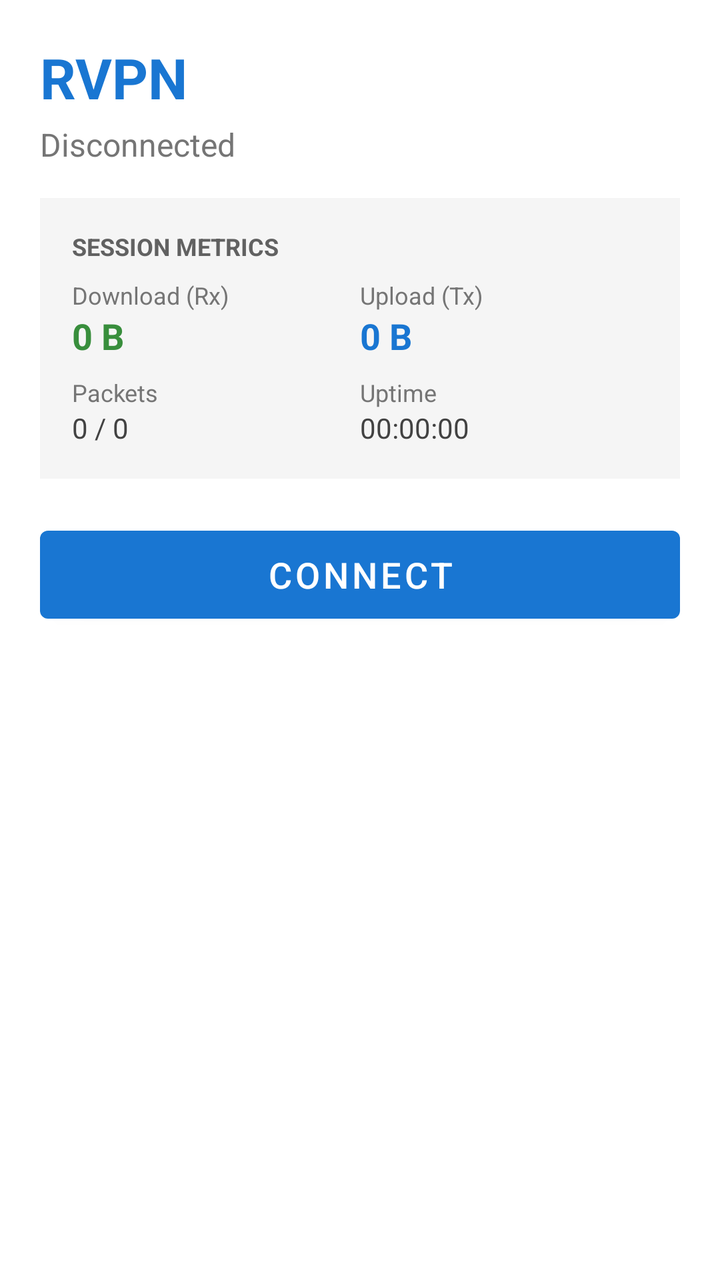
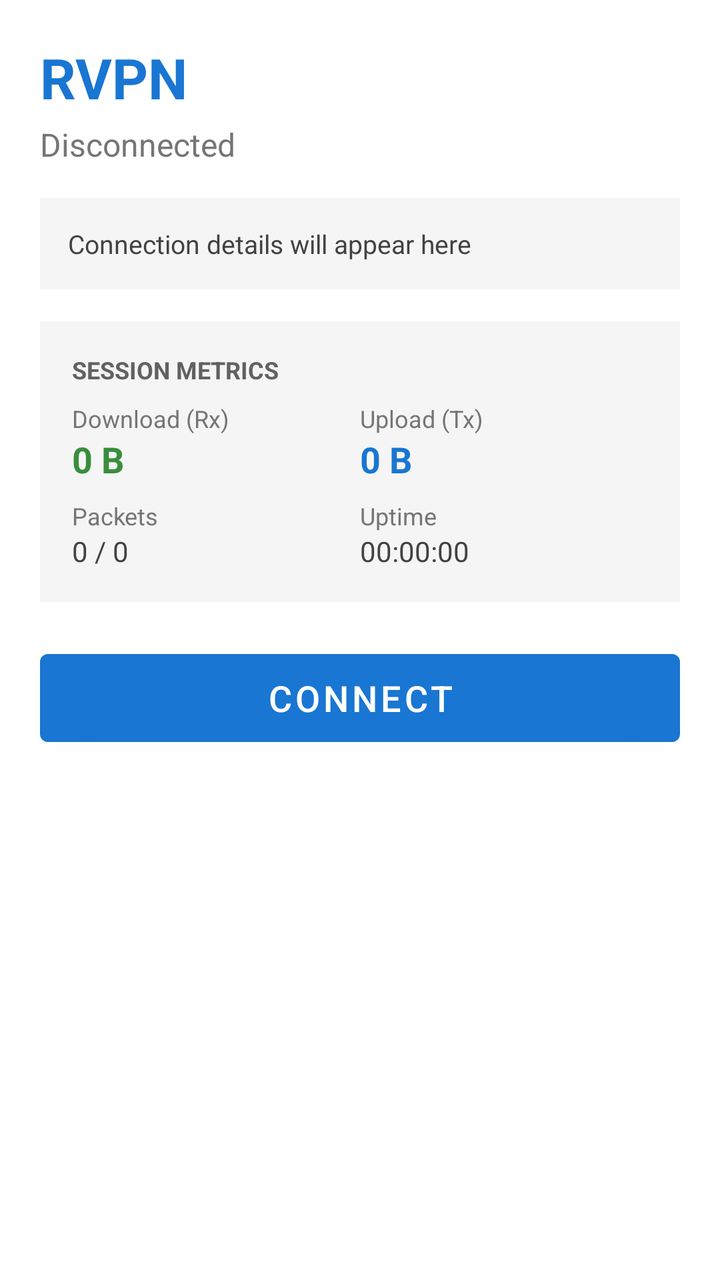

Screens rendered from an Android XML layout before and after an edit, with the pre-edit source and the edit as a unified diff.
<!-- AndroidManifest.xml: application theme Theme.RvpnClient -->
<!-- res/layout/section_main.xml -->
<?xml version="1.0" encoding="utf-8"?>
<ScrollView xmlns:android="http://schemas.android.com/apk/res/android"
    android:layout_width="match_parent"
    android:layout_height="match_parent"
    android:padding="20dp"
    android:fillViewport="true">

    <LinearLayout
        android:layout_width="match_parent"
        android:layout_height="wrap_content"
        android:orientation="vertical">

        <TextView
            android:layout_width="wrap_content"
            android:layout_height="wrap_content"
            android:text="@string/app_name"
            android:textSize="28sp"
            android:textStyle="bold"
            android:textColor="#1976D2"
            android:layout_marginBottom="4dp" />

        <TextView
            android:id="@+id/statusText"
            android:layout_width="wrap_content"
            android:layout_height="wrap_content"
            android:text="Disconnected"
            android:textSize="16sp"
            android:textColor="#757575"
            android:layout_marginBottom="16dp" />

        <LinearLayout
            android:layout_width="match_parent"
            android:layout_height="wrap_content"
            android:orientation="vertical"
            android:background="#F5F5F5"
            android:padding="16dp"
            android:layout_marginBottom="20dp">

            <TextView
                android:layout_width="wrap_content"
                android:layout_height="wrap_content"
                android:text="SESSION METRICS"
                android:textSize="12sp"
                android:textStyle="bold"
                android:textColor="#616161"
                android:layout_marginBottom="8dp" />

            <LinearLayout
                android:layout_width="match_parent"
                android:layout_height="wrap_content"
                android:orientation="horizontal">

                <LinearLayout
                    android:layout_width="0dp"
                    android:layout_height="wrap_content"
                    android:layout_weight="1"
                    android:orientation="vertical">
                    <TextView android:layout_width="wrap_content"
                        android:layout_height="wrap_content"
                        android:text="Download (Rx)" android:textSize="12sp"
                        android:textColor="#757575" />
                    <TextView android:id="@+id/statsRxText" android:layout_width="wrap_content"
                        android:layout_height="wrap_content" android:text="0 B"
                        android:textSize="18sp"
                        android:textStyle="bold" android:textColor="#388E3C" />
                </LinearLayout>

                <LinearLayout
                    android:layout_width="0dp"
                    android:layout_height="wrap_content"
                    android:layout_weight="1"
                    android:orientation="vertical">
                    <TextView android:layout_width="wrap_content"
                        android:layout_height="wrap_content"
                        android:text="Upload (Tx)" android:textSize="12sp"
                        android:textColor="#757575" />
                    <TextView android:id="@+id/statsTxText" android:layout_width="wrap_content"
                        android:layout_height="wrap_content" android:text="0 B"
                        android:textSize="18sp"
                        android:textStyle="bold" android:textColor="#1976D2" />
                </LinearLayout>
            </LinearLayout>

            <LinearLayout
                android:layout_width="match_parent"
                android:layout_height="wrap_content"
                android:orientation="horizontal"
                android:layout_marginTop="8dp">

                <LinearLayout
                    android:layout_width="0dp"
                    android:layout_height="wrap_content"
                    android:layout_weight="1"
                    android:orientation="vertical">
                    <TextView android:layout_width="wrap_content"
                        android:layout_height="wrap_content"
                        android:text="Packets" android:textSize="12sp" android:textColor="#757575" />
                    <TextView android:id="@+id/statsPacketsText" android:layout_width="wrap_content"
                        android:layout_height="wrap_content" android:text="0 / 0"
                        android:textSize="14sp"
                        android:textColor="#424242" />
                </LinearLayout>

                <LinearLayout
                    android:layout_width="0dp"
                    android:layout_height="wrap_content"
                    android:layout_weight="1"
                    android:orientation="vertical">
                    <TextView android:layout_width="wrap_content"
                        android:layout_height="wrap_content"
                        android:text="Uptime" android:textSize="12sp" android:textColor="#757575" />
                    <TextView android:id="@+id/statsUptimeText" android:layout_width="wrap_content"
                        android:layout_height="wrap_content" android:text="00:00:00"
                        android:textSize="14sp"
                        android:textColor="#424242" />
                </LinearLayout>
            </LinearLayout>
        </LinearLayout>

        <Button
            android:id="@+id/connectButton"
            android:layout_width="match_parent"
            android:layout_height="56dp"
            android:text="Connect"
            android:textSize="18sp" />

    </LinearLayout>
</ScrollView>
<!-- resources referenced by this layout -->
<resources>
  <string name="app_name">RVPN</string>
  <style name="Theme.RvpnClient" parent="Theme.MaterialComponents.DayNight.DarkActionBar">
          <item name="colorPrimary">#1976D2</item>
          <item name="colorPrimaryVariant">#0D47A1</item>
          <item name="colorOnPrimary">#FFFFFF</item>
      </style>
</resources>

<!-- the commit's change to res/layout/section_main.xml (unified diff, before → after) -->
@@ -26,6 +26,17 @@
             android:text="Disconnected"
             android:textSize="16sp"
             android:textColor="#757575"
+            android:layout_marginBottom="16dp" />
+
+        <TextView
+            android:id="@+id/diagnosticsText"
+            android:layout_width="match_parent"
+            android:layout_height="wrap_content"
+            android:padding="14dp"
+            android:background="#F5F5F5"
+            android:text="Connection details will appear here"
+            android:textSize="13sp"
+            android:textColor="#424242"
             android:layout_marginBottom="16dp" />
 
         <LinearLayout
